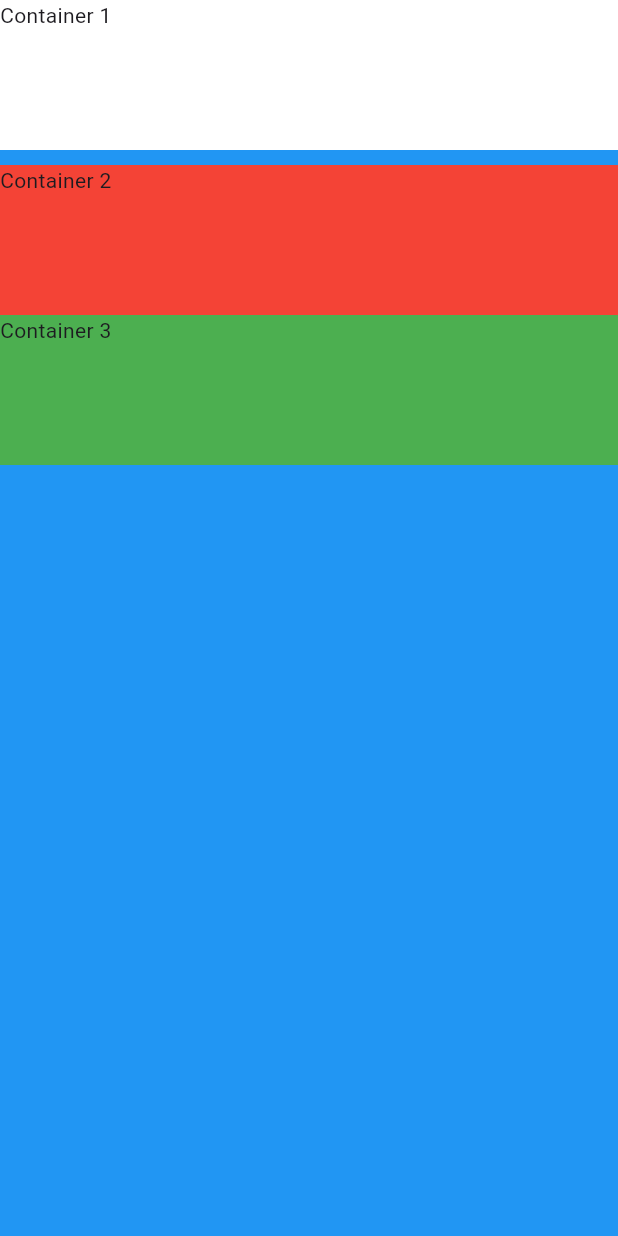
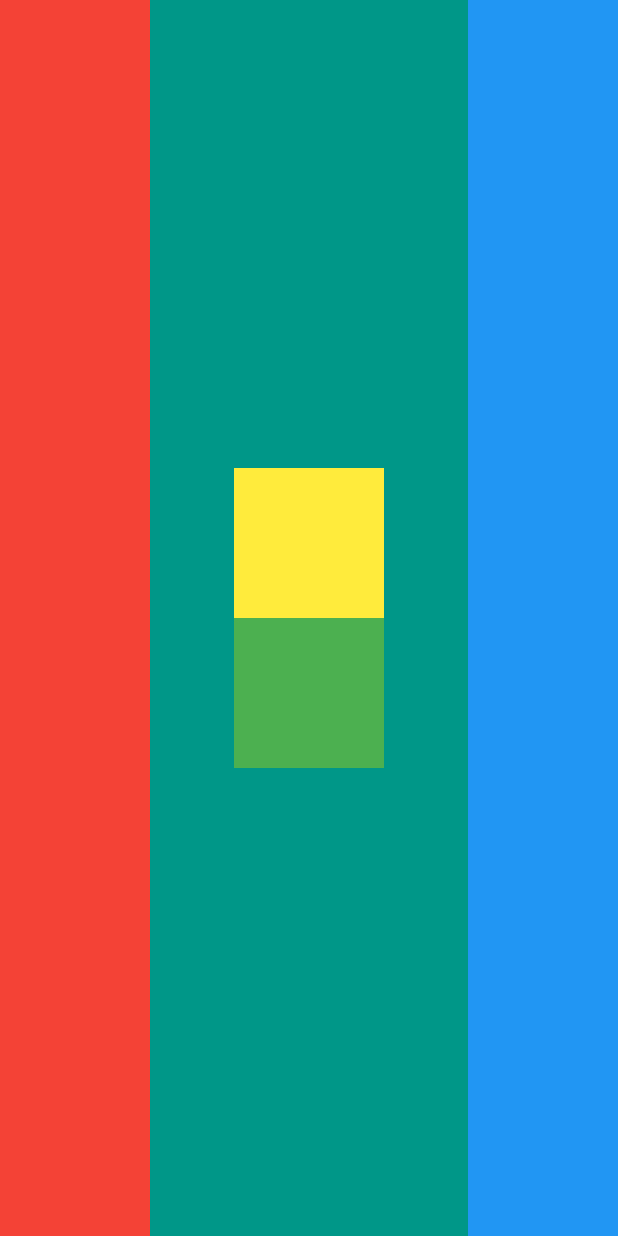
Before and after one commit to Sandpaperr/flutter, a Flutter app: the screen it shows after launch, on a phone screen of 412 x 824 dp. Run offline on Flutter 3.47's test engine with Material 3 defaults, Android fonts, the phone set to English and light mode, and no system bars.

Commit message:
Completed exercise on Column and Rows

```diff
--- a/my_card_flutter/lib/main.dart
+++ b/my_card_flutter/lib/main.dart
@@ -10,33 +10,39 @@ class MyApp extends StatelessWidget {
   @override
   Widget build(BuildContext context) {
     return MaterialApp(
-      home: SafeArea(
-        child: Scaffold(
-          backgroundColor: Colors.blue,
-          body: Column(
-            crossAxisAlignment: CrossAxisAlignment.stretch,
+      home: Scaffold(
+        backgroundColor: Colors.teal,
+        body: SafeArea(
+          child: Row(
+            //crossAxisAlignment: CrossAxisAlignment.stretch,
+            mainAxisAlignment: MainAxisAlignment.spaceBetween,
             children: [
               Container(
-                height: 100,
-                width: 100,
+                width: 100.0,
                 //margin: const EdgeInsets.all(20.0),
                 //padding: const EdgeInsets.only(top: 10.0),
-                color: Colors.white,
-                child: const Text("Container 1"),
+                color: Colors.red,
               ),
               // for spacing with specific height
-              const SizedBox(height: 10,),
-              Container(
-                width: 100,
-                height: 100,
-                color: Colors.red,
-                child: const Text("Container 2"),
+              //const SizedBox(height: 10,),
+              Column(
+                mainAxisAlignment: MainAxisAlignment.center,
+                children: [
+                  Container(
+                    width: 100.0,
+                    height: 100.0,
+                    color: Colors.yellow,
+                  ),
+                  Container(
+                    width: 100.0,
+                    height: 100.0,
+                    color: Colors.green,
+                  ),
+                ],
               ),
               Container(
                 width: 100,
-                height: 100,
-                color: Colors.green,
-                child: const Text("Container 3"),
+                color: Colors.blue,
               ),
 
 
```
